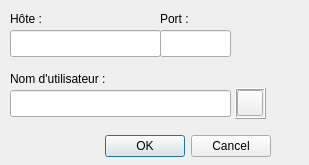
Above: Client/Client_Synergie/dlgconnexion.ui from im-jon/CLL-Synergie before the change. Below: the same form after it.
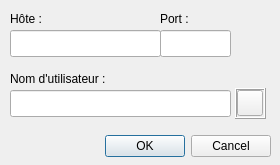
That is the form after the change.

Commit message: * Ajustement de la fenêtre de connexion du client * Le serveur crée automatiquement un répertoire de projets

What changed in the file:
```diff
--- a/Client/Client_Synergie/dlgconnexion.ui
+++ b/Client/Client_Synergie/dlgconnexion.ui
@@ -9,7 +9,7 @@
    <rect>
     <x>0</x>
     <y>0</y>
-    <width>309</width>
+    <width>280</width>
     <height>165</height>
    </rect>
   </property>
```
The commit also changes 2 other files.
